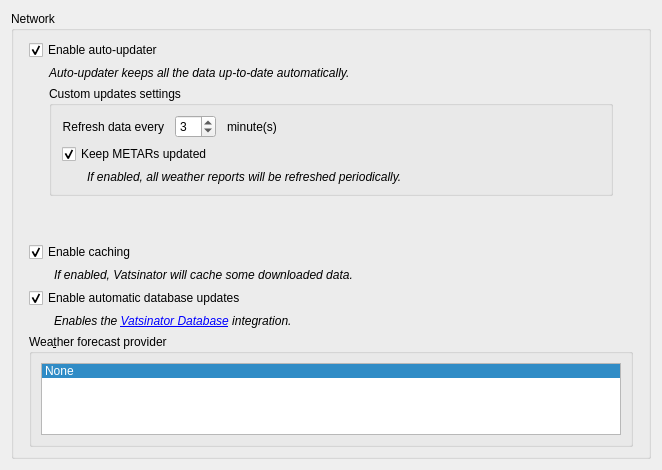
Above: source/ui/pages/networkpage.ui from Vatsinator/vatsinator-legacy before the change. Below: the same form after it.
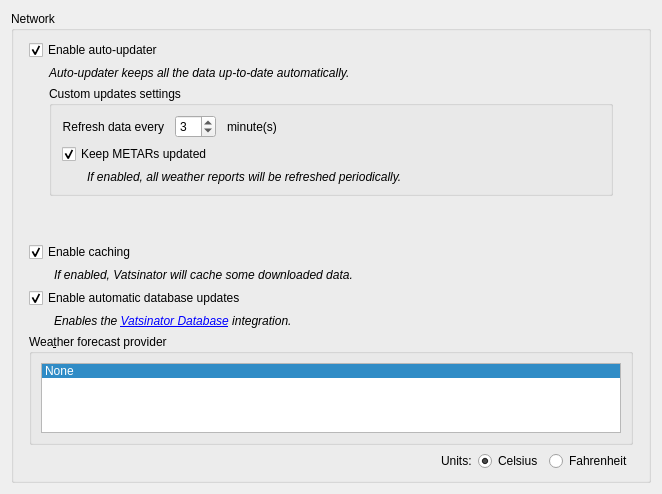
That is the form after the change.

Commit message: Support Celsius/Fahrenheit choice Doc update

Diff of the .ui file:
```diff
--- a/source/ui/pages/networkpage.ui
+++ b/source/ui/pages/networkpage.ui
@@ -284,6 +284,47 @@
         </layout>
        </widget>
       </item>
+      <item>
+       <layout class="QHBoxLayout" name="horizontalLayout_5">
+        <item>
+         <spacer name="horizontalSpacer_3">
+          <property name="orientation">
+           <enum>Qt::Horizontal</enum>
+          </property>
+          <property name="sizeHint" stdset="0">
+           <size>
+            <width>40</width>
+            <height>20</height>
+           </size>
+          </property>
+         </spacer>
+        </item>
+        <item>
+         <widget class="QLabel" name="label_3">
+          <property name="text">
+           <string>Units:</string>
+          </property>
+         </widget>
+        </item>
+        <item>
+         <widget class="QRadioButton" name="CelsiusRadioButton">
+          <property name="text">
+           <string>Celsius</string>
+          </property>
+          <property name="checked">
+           <bool>true</bool>
+          </property>
+         </widget>
+        </item>
+        <item>
+         <widget class="QRadioButton" name="FahrenheitRadioButton">
+          <property name="text">
+           <string>Fahrenheit</string>
+          </property>
+         </widget>
+        </item>
+       </layout>
+      </item>
      </layout>
     </widget>
    </item>
```
The commit also changes 6 other files.
